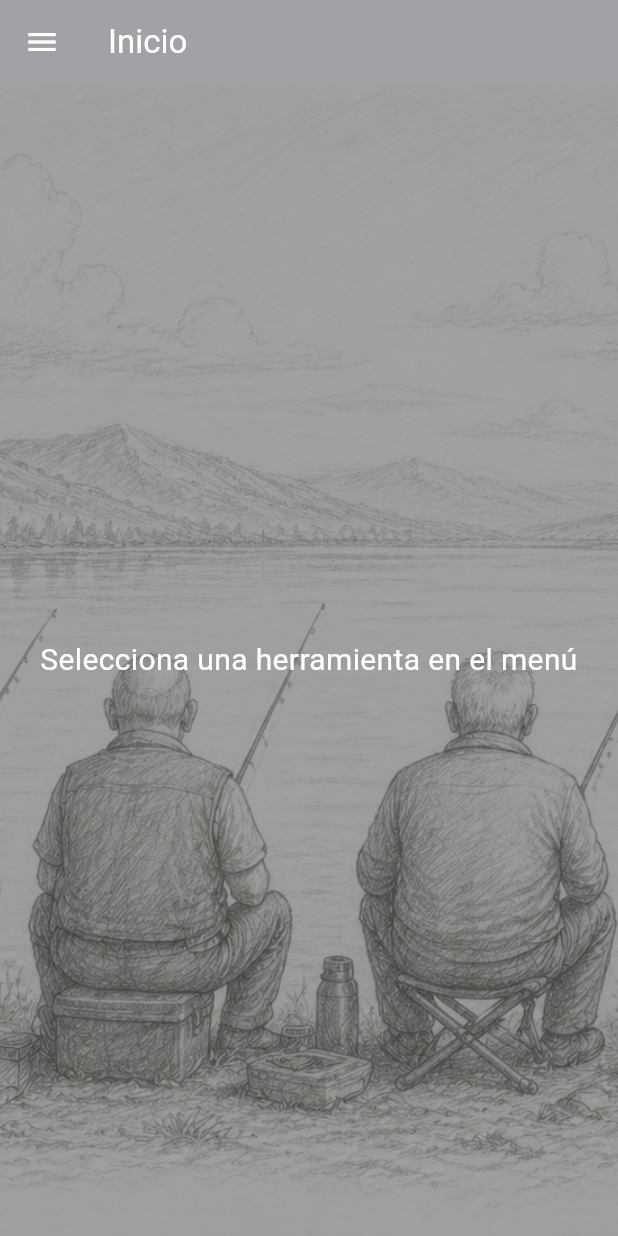
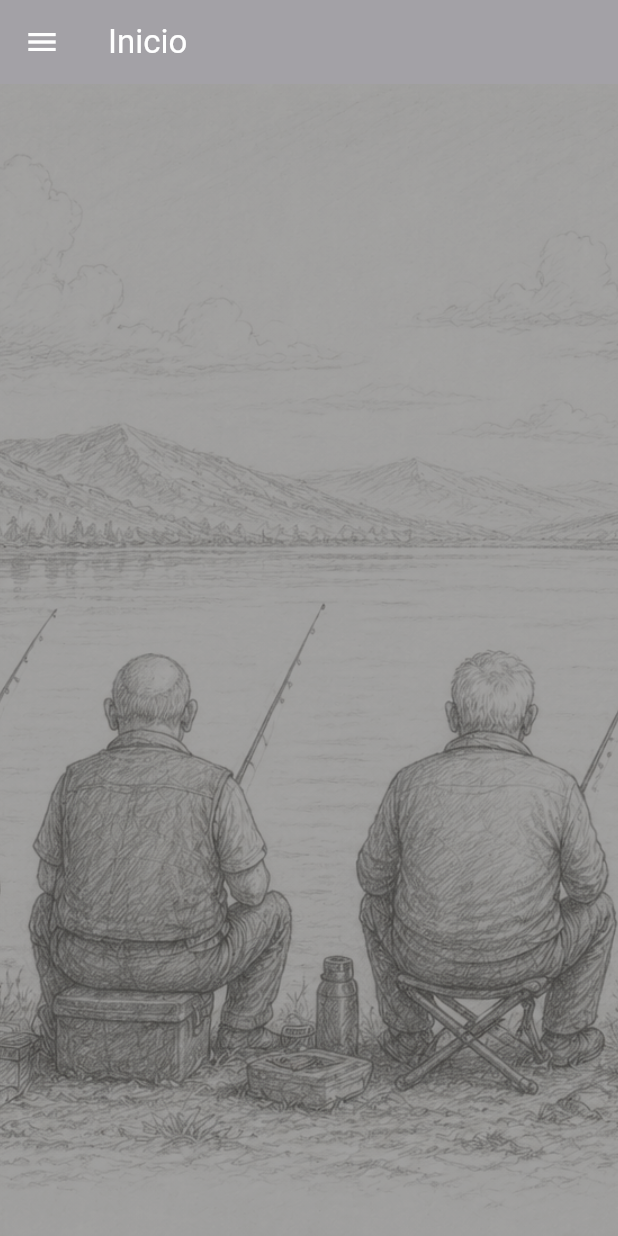
Before and after one commit to mariocorte/depesca, a Flutter app: the screen it shows after launch, on a phone screen of 412 x 824 dp. Run offline on Flutter 3.47's test engine with Material 3 defaults, Android fonts, the phone set to English and light mode, and no system bars.

```diff
--- a/depesca/lib/main.dart
+++ b/depesca/lib/main.dart
@@ -98,7 +98,10 @@ class _MainMenu extends StatelessWidget {
               iconColor: Colors.white,
               title: const Text(
                 'Herramientas',
-                style: TextStyle(color: Colors.white, fontWeight: FontWeight.w600),
+                style: TextStyle(
+                  color: Colors.white,
+                  fontWeight: FontWeight.w600,
+                ),
               ),
               children: [
                 ListTile(
@@ -129,16 +132,7 @@ class HomeScreen extends StatelessWidget {
 
   @override
   Widget build(BuildContext context) {
-    return const BackgroundScaffold(
-      title: 'Inicio',
-      body: Center(
-        child: Text(
-          'Selecciona una herramienta en el menú',
-          style: TextStyle(color: Colors.white, fontSize: 20),
-          textAlign: TextAlign.center,
-        ),
-      ),
-    );
+    return const BackgroundScaffold(title: 'Inicio', body: Center());
   }
 }
 
@@ -211,11 +205,7 @@ class _LunarCalendarScreenState extends State<LunarCalendarScreen> {
         padding: const EdgeInsets.all(16),
         child: Column(
           crossAxisAlignment: CrossAxisAlignment.start,
-          children: [
-            _buildForm(),
-            const SizedBox(height: 24),
-            _buildResults(),
-          ],
+          children: [_buildForm(), const SizedBox(height: 24), _buildResults()],
         ),
       ),
     );
```
Also changed, not shown: depesca/pubspec.lock.
